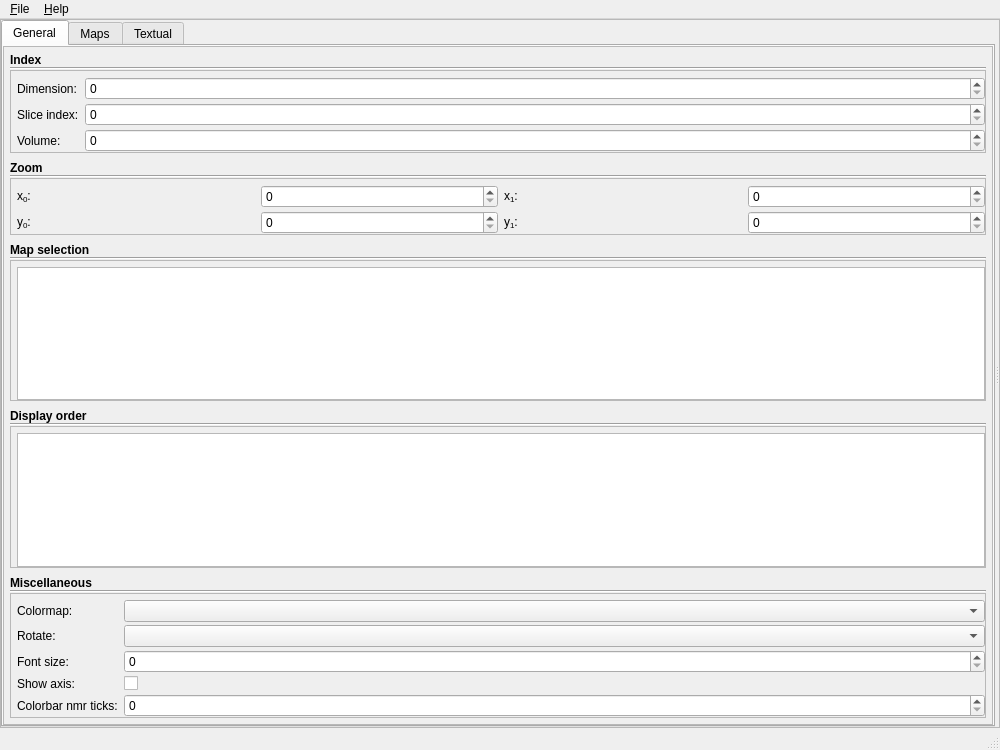
Above: mdt/data/qt_designs/maps_visualizer/MainWindow.ui from robbert-harms/MDT before the change. Below: the same form after it.
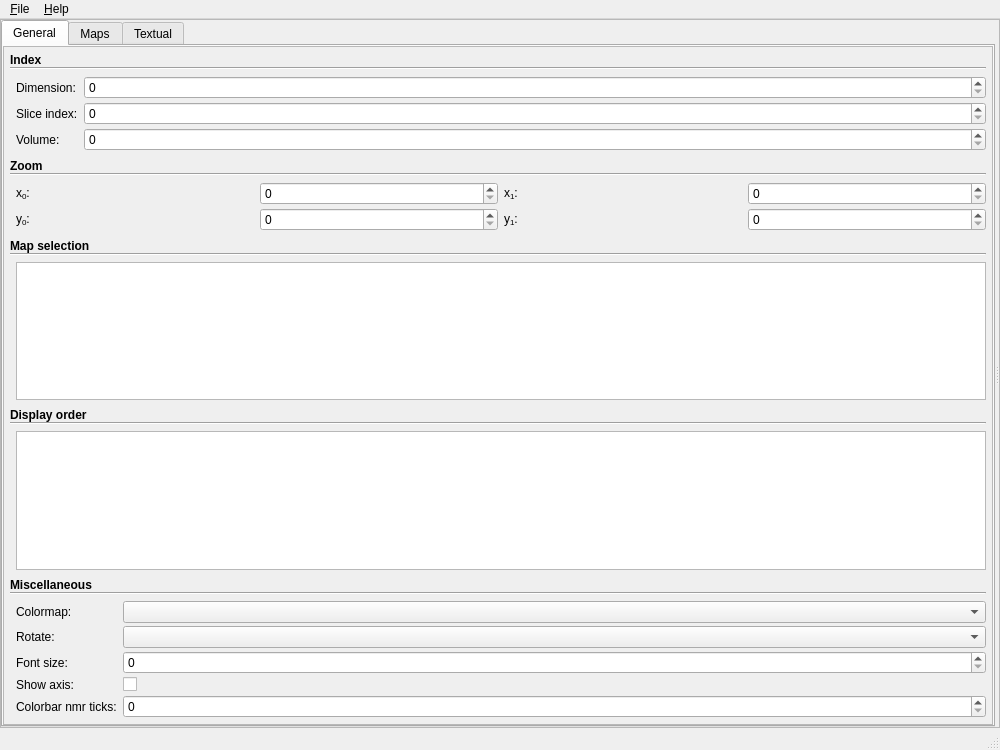
That is the form after the change. Icons and pictures are not drawn. Custom widgets are drawn as their Qt base class.

Commit message: Removed frame around options

The edit to the form file:
```diff
--- a/mdt/data/qt_designs/maps_visualizer/MainWindow.ui
+++ b/mdt/data/qt_designs/maps_visualizer/MainWindow.ui
@@ -194,7 +194,7 @@
                       <item>
                        <widget class="CollapsablePanelContent" name="frame_3">
                         <property name="frameShape">
-                         <enum>QFrame::StyledPanel</enum>
+                         <enum>QFrame::NoFrame</enum>
                         </property>
                         <property name="frameShadow">
                          <enum>QFrame::Plain</enum>
@@ -304,7 +304,7 @@
                       <item>
                        <widget class="CollapsablePanelContent" name="frame_5">
                         <property name="frameShape">
-                         <enum>QFrame::StyledPanel</enum>
+                         <enum>QFrame::NoFrame</enum>
                         </property>
                         <property name="frameShadow">
                          <enum>QFrame::Plain</enum>
@@ -421,7 +421,7 @@
                       <item>
                        <widget class="CollapsablePanelContent" name="frame_10">
                         <property name="frameShape">
-                         <enum>QFrame::StyledPanel</enum>
+                         <enum>QFrame::NoFrame</enum>
                         </property>
                         <property name="frameShadow">
                          <enum>QFrame::Plain</enum>
@@ -552,7 +552,7 @@
                       <item>
                        <widget class="CollapsablePanelContent" name="frame_9">
                         <property name="frameShape">
-                         <enum>QFrame::StyledPanel</enum>
+                         <enum>QFrame::NoFrame</enum>
                         </property>
                         <property name="frameShadow">
                          <enum>QFrame::Plain</enum>
@@ -642,7 +642,7 @@
                       <item>
                        <widget class="CollapsablePanelContent" name="frame_7">
                         <property name="frameShape">
-                         <enum>QFrame::StyledPanel</enum>
+                         <enum>QFrame::NoFrame</enum>
                         </property>
                         <property name="frameShadow">
                          <enum>QFrame::Plain</enum>
```
Left out of the diff: 4 changed lines with no effect on the pictures.
